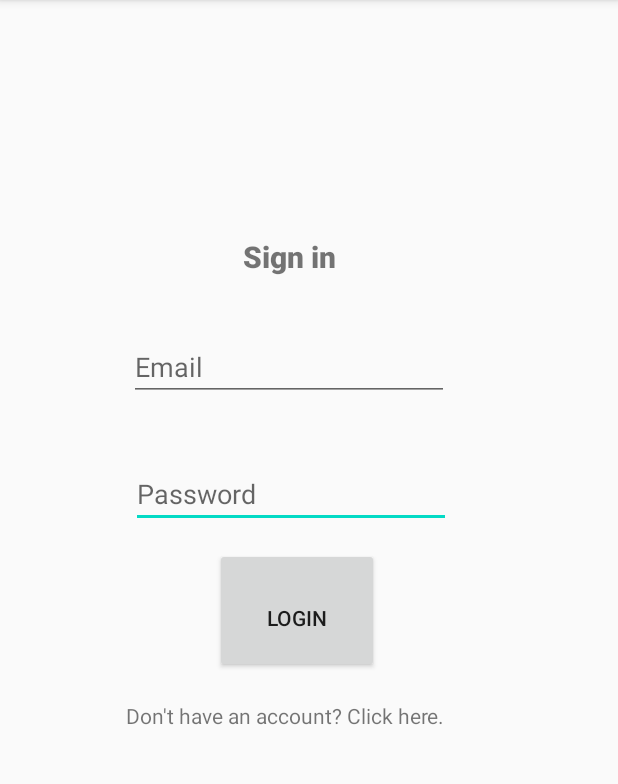
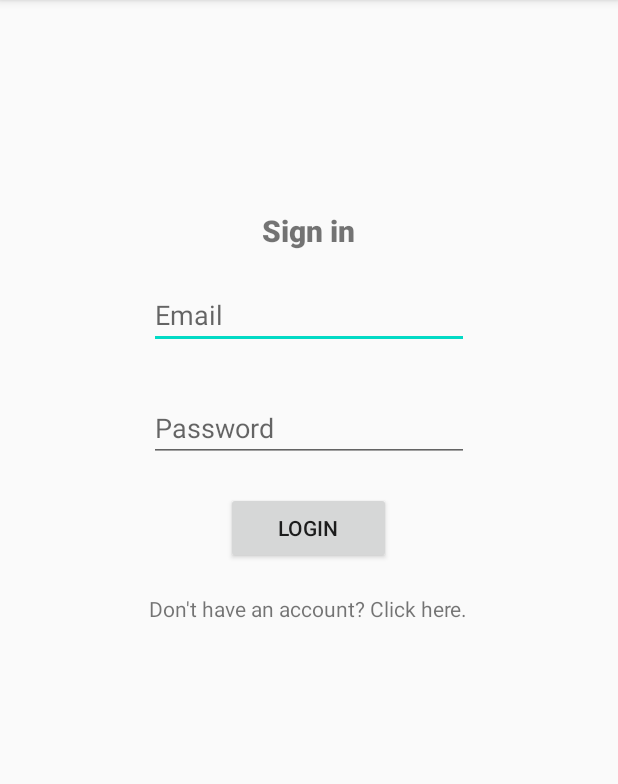
Before and after one commit to d-joshi/Personal-Weather-App, an Android app: the screen it shows after launch (LoginActivity), on a phone screen of 412 x 824 dp, the part 84-868 px from its top. Run offline under Robolectric (Android 15) with nearby library versions, the phone set to English and light mode, and no system bars; our stand-ins replace Firebase (no records; nobody signed in at launch, a user with empty details on screens opened directly).

Commit message:
Fix login layout

```diff
--- a/app/src/main/res/layout/activity_login.xml
+++ b/app/src/main/res/layout/activity_login.xml
@@ -6,78 +6,57 @@
     android:layout_height="match_parent"
     android:paddingTop="20dp">
 
-    <EditText
-        android:id="@+id/Password"
+    <TextView
+        android:id="@+id/textView3"
         android:layout_width="wrap_content"
         android:layout_height="wrap_content"
-        android:layout_below="@+id/Email_Address"
-        android:layout_alignParentStart="true"
+        android:layout_alignParentTop="true"
         android:layout_centerHorizontal="true"
-        android:layout_marginStart="87dp"
-        android:layout_marginTop="29dp"
-        android:ems="10"
-        android:hint="Password"
-        android:inputType="none|textPassword"
-        android:paddingTop="20dp"
-        app:layout_constraintEnd_toEndOf="parent"
-        app:layout_constraintStart_toStartOf="parent"
-        app:layout_constraintTop_toTopOf="parent" />
+        android:layout_marginTop="120dp"
+        android:fontFamily="sans-serif-black"
+        android:text="@string/common_signin_button_text"
+        android:textSize="20sp"/>
+
 
     <EditText
         android:id="@+id/Email_Address"
         android:layout_width="wrap_content"
         android:layout_height="wrap_content"
         android:layout_below="@+id/textView3"
-        android:layout_alignParentStart="true"
-        android:layout_marginStart="86dp"
-        android:layout_marginTop="27dp"
+        android:layout_centerHorizontal="true"
+        android:layout_marginTop="20dp"
         android:ems="10"
         android:hint="Email "
-        android:inputType="textEmailAddress"
-        android:paddingTop="20dp"
-        app:layout_constraintEnd_toEndOf="parent"
-        app:layout_constraintStart_toStartOf="parent"
-        tools:layout_editor_absoluteY="130dp" />
+        android:inputType="textEmailAddress"/>
+
+    <EditText
+        android:id="@+id/Password"
+        android:layout_width="wrap_content"
+        android:layout_height="wrap_content"
+        android:layout_below="@+id/Email_Address"
+        android:layout_centerHorizontal="true"
+        android:layout_marginTop="20dp"
+        android:ems="10"
+        android:hint="Password"
+        android:inputType="none|textPassword"
+        android:paddingTop="20dp"/>
 
     <Button
         android:id="@+id/Login"
-        android:layout_width="109dp"
+        android:layout_width="110dp"
         android:layout_height="wrap_content"
         android:layout_below="@+id/Password"
-        android:layout_alignParentStart="true"
-        android:layout_alignParentBottom="true"
         android:layout_centerHorizontal="true"
-        android:layout_marginStart="143dp"
-        android:layout_marginTop="13dp"
-        android:layout_marginBottom="319dp"
-        android:paddingTop="20dp"
-        android:text="Login"
-        app:layout_constraintEnd_toEndOf="parent"
-        app:layout_constraintStart_toStartOf="parent"
-        tools:layout_editor_absoluteY="293dp" />
-
-    <TextView
-        android:id="@+id/textView3"
-        android:layout_width="wrap_content"
-        android:layout_height="wrap_content"
-        android:layout_alignParentStart="true"
-        android:layout_alignParentTop="true"
-        android:layout_centerHorizontal="true"
-        android:layout_marginStart="162dp"
-        android:layout_marginTop="137dp"
-        android:fontFamily="sans-serif-black"
-        android:text="@string/common_signin_button_text"
-        android:textSize="20sp" />
+        android:layout_marginTop="20dp"
+        android:text="Login"/>
 
     <TextView
         android:id="@+id/tv_register"
         android:layout_width="wrap_content"
         android:layout_height="wrap_content"
-        android:layout_alignParentStart="true"
-        android:layout_alignParentBottom="true"
+        android:layout_below="@+id/Login"
         android:layout_centerHorizontal="true"
-        android:layout_marginStart="84dp"
-        android:layout_marginBottom="281dp"
-        android:text="Don't have an account? Click here." />
+        android:layout_marginTop="20dp"
+        android:text="Don't have an account? Click here."/>
 
 </RelativeLayout>
```
